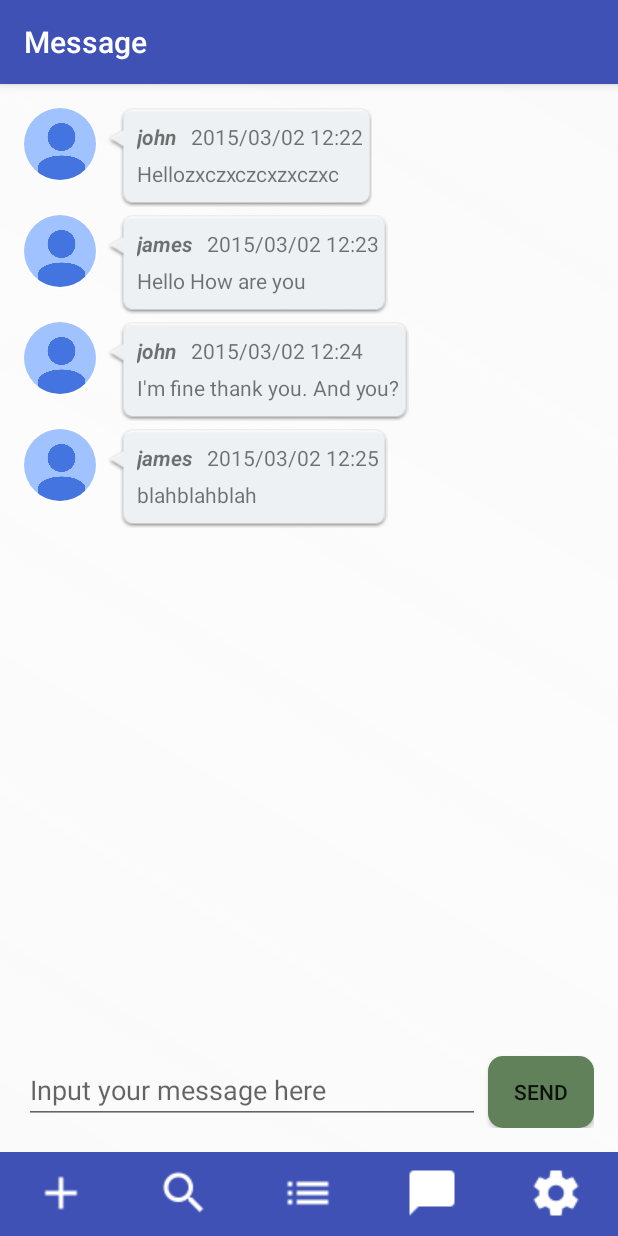
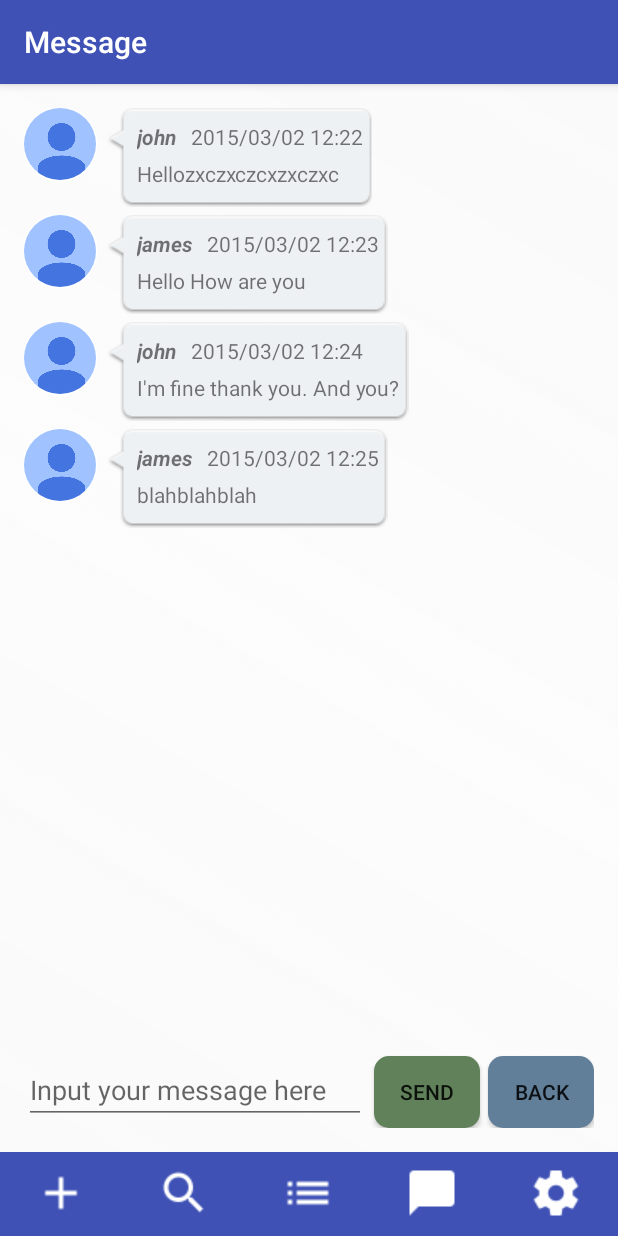
Before and after one commit to JohnLeeBUAA/CarLoop, an Android app: the Message screen opened directly, with no data from a screen before it, on a phone screen of 412 x 824 dp. Run offline under Robolectric (Android 15) with nearby library versions, the phone set to English and light mode, and no system bars.

Commit message:
message list can auto update now

```diff
--- a/CarLoop/app/src/main/java/com/buf/carloop/Message.java
+++ b/CarLoop/app/src/main/java/com/buf/carloop/Message.java
@@ -15,6 +15,7 @@ import android.widget.EditText;
 import android.widget.ImageView;
 import android.widget.ListView;
 import android.widget.TextView;
+import android.widget.Toast;
 
 import java.util.List;
 
@@ -50,6 +51,27 @@ public class Message extends Footer {
         }
 
         populateListView();
+
+        Thread t = new Thread() {
+            @Override
+            public void run() {
+                try {
+                    while (!isInterrupted()) {
+                        Thread.sleep(1000);
+                        runOnUiThread(new Runnable() {
+                            @Override
+                            public void run() {
+                                list = MessageClass.getMessageList(carpoolid);
+                                populateListView();
+                            }
+                        });
+                    }
+                } catch (InterruptedException e) {
+                    Toast.makeText(Message.this, "Network error", Toast.LENGTH_SHORT).show();
+                }
+            }
+        };
+        t.start();
     }
 
     private void populateListView() {
@@ -111,4 +133,8 @@ public class Message extends Footer {
         populateListView();
     }
 
+    public void finishActivity(View view) {
+        finish();
+    }
+
 }
--- a/CarLoop/app/src/main/res/layout/content_message.xml
+++ b/CarLoop/app/src/main/res/layout/content_message.xml
@@ -44,13 +44,21 @@
             android:hint="Input your message here"
             android:layout_gravity="bottom"/>
         <Button
-            android:layout_weight="4"
+            android:layout_weight="2"
             android:onClick="sendMessage"
             android:layout_width="match_parent"
             android:layout_height="wrap_content"
             android:text="Send"
             android:background="@drawable/green_button"
             android:layout_marginLeft="5dp"/>
+        <Button
+            android:layout_weight="2"
+            android:onClick="finishActivity"
+            android:layout_width="match_parent"
+            android:layout_height="wrap_content"
+            android:text="Back"
+            android:background="@drawable/blue_button"
+            android:layout_marginLeft="5dp"/>
     </LinearLayout>
 
 </RelativeLayout>
```
